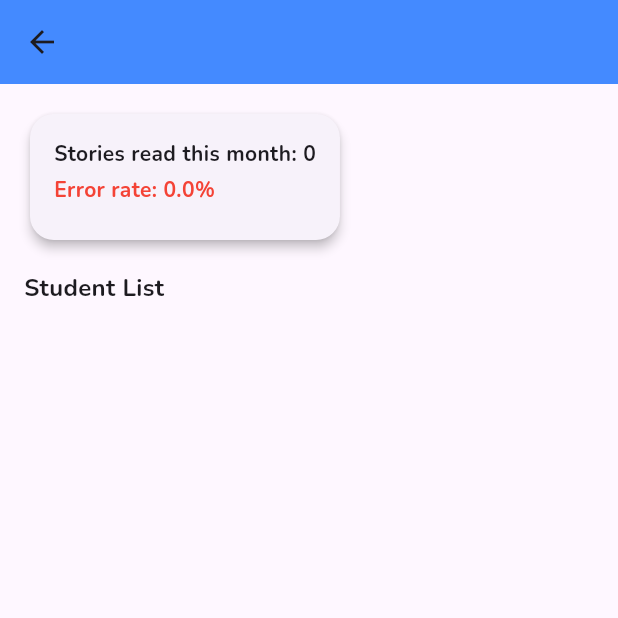
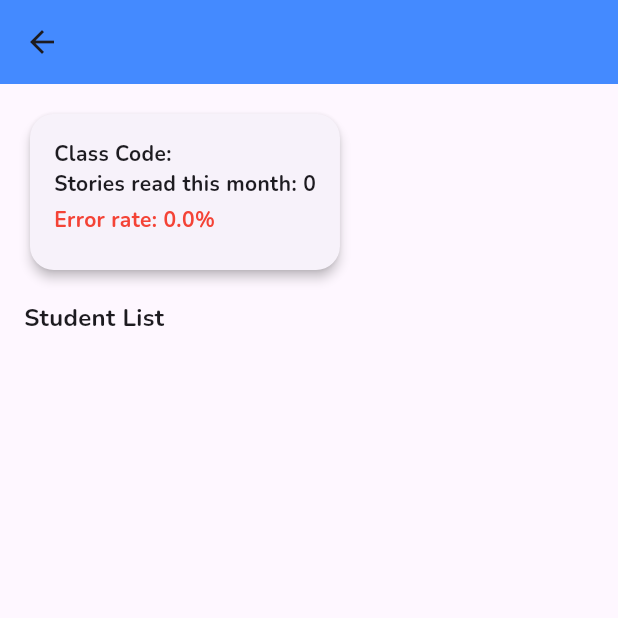
Before and after one commit to syncopascual/BasaBuddy, a Flutter app: the ClassPage screen opened directly with empty values, on a phone screen of 412 x 824 dp, the top half of it. Run offline on Flutter 3.47's test engine with Material 3 defaults, Android fonts, the phone set to English and light mode, and no system bars; our stand-ins replace flutter_bloc, go_router, supabase_flutter; missing offline and left inert: dart:ffi; accounts and stored records are empty.

Commit message:
Added Class Codes - teacher side done

```diff
--- a/lib/screens/teacher/add_class_bottom_sheet.dart
+++ b/lib/screens/teacher/add_class_bottom_sheet.dart
@@ -1,5 +1,6 @@
 import 'package:flutter/material.dart';
 import 'package:supabase_flutter/supabase_flutter.dart';
+import 'dart:math';
 
 class AddClassBottomSheet extends StatefulWidget {
   const AddClassBottomSheet({super.key});
@@ -8,11 +9,34 @@ class AddClassBottomSheet extends StatefulWidget {
   State<AddClassBottomSheet> createState() => _AddClassBottomSheet();
 }
 
+
+
 class _AddClassBottomSheet extends State<AddClassBottomSheet> {
   final _classNameController = TextEditingController();
   final _yearController = TextEditingController();
   bool _loading = false;
+  String generateClassCode({int length = 6}) {
+    const chars = 'ABCDEFGHJKLMNPQRSTUVWXYZ23456789';
+    final rand = Random.secure();
 
+    return List.generate(
+      length,
+      (_) => chars[rand.nextInt(chars.length)],
+    ).join();
+  }
+  Future<String> createUniqueClassCode() async {
+    while (true) {
+      final code = generateClassCode();
+
+      final existing = await Supabase.instance.client
+          .from('classes')
+          .select('id')
+          .eq('class_code', code)
+          .maybeSingle();
+
+      if (existing == null) return code;
+    }
+  }
   Future<void> _addClass() async {
     final className = _classNameController.text.trim();
     final year = _yearController.text.trim();
@@ -26,12 +50,14 @@ class _AddClassBottomSheet extends State<AddClassBottomSheet> {
 
     setState(() => _loading = true);
     try {
+      final code = await createUniqueClassCode();
       await Supabase.instance.client
         .from('classes')
         .insert({
           'name': className,
           'year': year,
           'teacher_id': Supabase.instance.client.auth.currentUser!.id,
+          'class_code': code,
         });
       Navigator.pop(context, true);
       ScaffoldMessenger.of(context).showSnackBar(
--- a/lib/screens/teacher/class_page.dart
+++ b/lib/screens/teacher/class_page.dart
@@ -3,6 +3,7 @@ import 'package:flutter/material.dart';
 class ClassPage extends StatelessWidget {
   final String className;
   final String year;
+  final String classCode;
 
   // Sample data; you could pass real data instead
   final List<String> students;
@@ -12,6 +13,7 @@ class ClassPage extends StatelessWidget {
 
   const ClassPage({
     super.key,
+    required this.classCode,
     required this.className,
     required this.year,
     required this.students,
@@ -43,6 +45,10 @@ class ClassPage extends StatelessWidget {
                 child: Column(
                   crossAxisAlignment: CrossAxisAlignment.start,
                   children: [
+                    Text(
+                      'Class Code: $classCode',
+                      style: const TextStyle(fontWeight: FontWeight.bold),
+                    ),
                     Text('Stories read this month: $storiesRead',
                         style: const TextStyle(
                           fontWeight: FontWeight.bold,
--- a/lib/screens/teacher/home.dart
+++ b/lib/screens/teacher/home.dart
@@ -41,7 +41,7 @@ class _TeacherHomeState extends State<TeacherHome> {
     // Fetch assigned_classes array from teacher_classes table
     final res = await Supabase.instance.client
         .from('classes')
-        .select('name, year, id')
+        .select('name, year, id, class_code')
         .eq('teacher_id', user.id);
     print(res);
     // Map array to your UI structure
@@ -52,6 +52,7 @@ class _TeacherHomeState extends State<TeacherHome> {
         return {
           'name': c['name'].toString(),
           'year': 'AY ${c['year']}',
+          'class_code': c['class_code'].toString(),
           'color': colorOptions[index % colorOptions.length],
         };
       });
@@ -139,6 +140,7 @@ class _TeacherHomeState extends State<TeacherHome> {
                     context,
                     MaterialPageRoute(
                       builder: (context) => ClassPage(
+                        classCode: c['class_code']!,
                         className: c['name']!,
                         year: c['year']!,
                         students: ['Sam Teng', 'Nina Valdez', 'Juan De La Cruz', 'Juan Cruz', 'Lorem Ipsum'],
```
